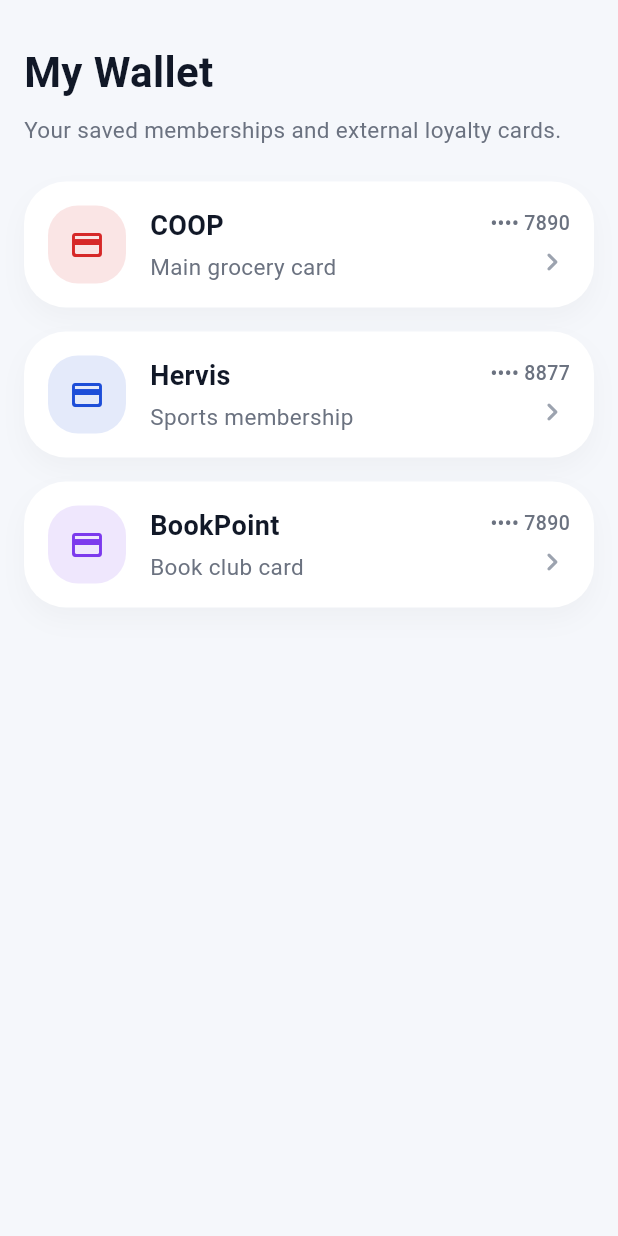
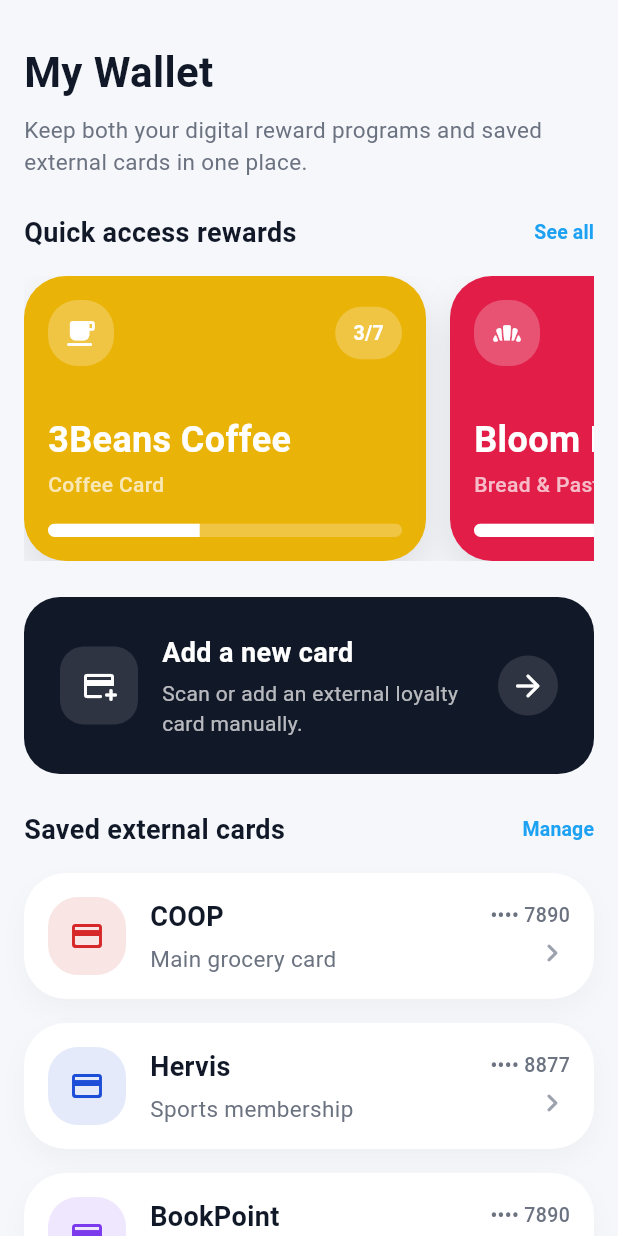
Before and after one commit to ogabor82/perkpocket-mobile, a Flutter app: the _WalletScreen screen opened directly, on a phone screen of 412 x 824 dp. Run offline on Flutter 3.47's test engine with Material 3 defaults, Android fonts, the phone set to English and light mode, and no system bars.

Commit message:
redesign wallet screen with rewards, saved cards and add card CTA

```diff
--- a/lib/screens/app_shell.dart
+++ b/lib/screens/app_shell.dart
@@ -1,10 +1,12 @@
 import 'package:flutter/material.dart';
+import '../data/mock_cards.dart';
+import '../data/mock_saved_cards.dart';
 import '../theme/app_colors.dart';
 import '../theme/app_spacing.dart';
 import '../theme/app_text_styles.dart';
+import '../widgets/reward_card.dart';
+import '../widgets/saved_card_list_item.dart';
 import 'home_screen.dart';
-import '../data/mock_saved_cards.dart';
-import '../widgets/saved_card_list_item.dart';
 
 class AppShell extends StatefulWidget {
   const AppShell({super.key});
@@ -68,7 +70,7 @@
   Widget build(BuildContext context) {
     return Scaffold(
       body: SafeArea(
-        child: Padding(
+        child: SingleChildScrollView(
           padding: const EdgeInsets.all(AppSpacing.lg),
           child: Column(
             crossAxisAlignment: CrossAxisAlignment.start,
@@ -77,20 +79,52 @@
               const Text('My Wallet', style: AppTextStyles.h1),
               const SizedBox(height: AppSpacing.sm),
               const Text(
-                'Your saved memberships and external loyalty cards.',
+                'Keep both your digital reward programs and saved external cards in one place.',
                 style: AppTextStyles.bodySecondary,
               ),
               const SizedBox(height: AppSpacing.xl),
-              Expanded(
+
+              const _WalletSectionHeader(
+                title: 'Quick access rewards',
+                actionLabel: 'See all',
+              ),
+              const SizedBox(height: AppSpacing.lg),
+
+              SizedBox(
+                height: 190,
                 child: ListView.separated(
-                  itemCount: mockSavedCards.length,
+                  scrollDirection: Axis.horizontal,
+                  itemCount: mockCards.length,
                   separatorBuilder: (_, __) =>
-                      const SizedBox(height: AppSpacing.lg),
+                      const SizedBox(width: AppSpacing.lg),
                   itemBuilder: (context, index) {
-                    final card = mockSavedCards[index];
-                    return SavedCardListItem(card: card);
+                    return RewardCard(card: mockCards[index]);
                   },
                 ),
+              ),
+
+              const SizedBox(height: AppSpacing.xl),
+
+              const _AddCardCallout(),
+
+              const SizedBox(height: AppSpacing.xl),
+
+              const _WalletSectionHeader(
+                title: 'Saved external cards',
+                actionLabel: 'Manage',
+              ),
+              const SizedBox(height: AppSpacing.lg),
+
+              ListView.separated(
+                itemCount: mockSavedCards.length,
+                shrinkWrap: true,
+                physics: const NeverScrollableScrollPhysics(),
+                separatorBuilder: (_, __) =>
+                    const SizedBox(height: AppSpacing.lg),
+                itemBuilder: (context, index) {
+                  final card = mockSavedCards[index];
+                  return SavedCardListItem(card: card);
+                },
               ),
             ],
           ),
@@ -162,3 +196,109 @@
     );
   }
 }
+
+class _WalletSectionHeader extends StatelessWidget {
+  final String title;
+  final String actionLabel;
+
+  const _WalletSectionHeader({
+    required this.title,
+    required this.actionLabel,
+  });
+
+  @override
+  Widget build(BuildContext context) {
+    return Row(
+      children: [
+        Text(title, style: AppTextStyles.title),
+        const Spacer(),
+        TextButton(
+          onPressed: () {},
+          style: TextButton.styleFrom(
+            foregroundColor: AppColors.primary,
+            padding: EdgeInsets.zero,
+            minimumSize: const Size(0, 0),
+            tapTargetSize: MaterialTapTargetSize.shrinkWrap,
+          ),
+          child: Text(
+            actionLabel,
+            style: const TextStyle(
+              fontSize: 13,
+              fontWeight: FontWeight.w600,
+            ),
+          ),
+        ),
+      ],
+    );
+  }
+}
+
+class _AddCardCallout extends StatelessWidget {
+  const _AddCardCallout();
+
+  @override
+  Widget build(BuildContext context) {
+    return Container(
+      width: double.infinity,
+      padding: const EdgeInsets.all(AppSpacing.xl),
+      decoration: BoxDecoration(
+        color: AppColors.textPrimary,
+        borderRadius: BorderRadius.circular(24),
+      ),
+      child: Row(
+        children: [
+          Container(
+            width: 52,
+            height: 52,
+            decoration: BoxDecoration(
+              color: Colors.white.withValues(alpha: 0.12),
+              borderRadius: BorderRadius.circular(16),
+            ),
+            child: const Icon(
+              Icons.add_card_rounded,
+              color: Colors.white,
+            ),
+          ),
+          const SizedBox(width: AppSpacing.lg),
+          const Expanded(
+            child: Column(
+              crossAxisAlignment: CrossAxisAlignment.start,
+              children: [
+                Text(
+                  'Add a new card',
+                  style: TextStyle(
+                    fontSize: 18,
+                    fontWeight: FontWeight.w700,
+                    color: Colors.white,
+                  ),
+                ),
+                SizedBox(height: AppSpacing.xs),
+                Text(
+                  'Scan or add an external loyalty card manually.',
+                  style: TextStyle(
+                    fontSize: 14,
+                    fontWeight: FontWeight.w400,
+                    color: Colors.white70,
+                  ),
+                ),
+              ],
+            ),
+          ),
+          const SizedBox(width: AppSpacing.md),
+          Container(
+            width: 40,
+            height: 40,
+            decoration: BoxDecoration(
+              color: Colors.white.withValues(alpha: 0.12),
+              shape: BoxShape.circle,
+            ),
+            child: const Icon(
+              Icons.arrow_forward_rounded,
+              color: Colors.white,
+            ),
+          ),
+        ],
+      ),
+    );
+  }
+}
```
